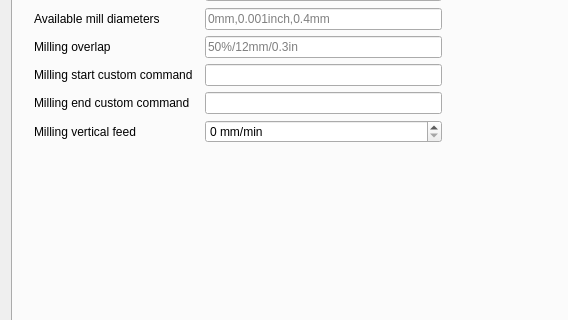
This is mainwindow.ui in pcb2gcode/pcb2gcodeGUI as Qt 5 draws it before an edit; both pictures show x 0 to 568 and y 240 to 560 of the 1007 by 709 pixel window. The edited form follows.
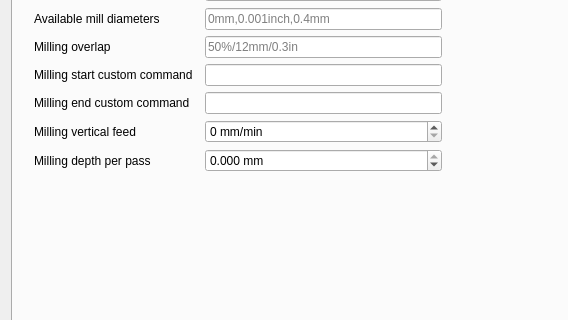
This is the edited form. The open tabs and pages were chosen to show the change.

Commit message: Add --mill-infeed

What changed in the file:
```diff
--- a/mainwindow.ui
+++ b/mainwindow.ui
@@ -1380,6 +1380,44 @@
              </property>
             </widget>
            </item>
+           <item row="11" column="0">
+            <widget class="QLabel" name="millinfeedLabel">
+             <property name="toolTip">
+              <string>&lt;html&gt;&lt;head/&gt;&lt;body&gt;&lt;p&gt;&lt;span style=&quot; font-style:italic;&quot;&gt;--mill-infeed&lt;/span&gt;&lt;/p&gt;&lt;p&gt;Maximum milling depth per pass. PCB may be cut in multiple passes&lt;/p&gt;&lt;/body&gt;&lt;/html&gt;</string>
+             </property>
+             <property name="text">
+              <string>Milling depth per pass</string>
+             </property>
+             <property name="buddy">
+              <cstring>millinfeedDoubleSpinBox</cstring>
+             </property>
+            </widget>
+           </item>
+           <item row="11" column="1">
+            <widget class="QDoubleSpinBox" name="millinfeedDoubleSpinBox">
+             <property name="toolTip">
+              <string>&lt;html&gt;&lt;head/&gt;&lt;body&gt;&lt;p&gt;&lt;span style=&quot; font-style:italic;&quot;&gt;--mill-infeed&lt;/span&gt;&lt;/p&gt;&lt;p&gt;Maximum milling depth per pass. PCB may be cut in multiple passes&lt;/p&gt;&lt;/body&gt;&lt;/html&gt;</string>
+             </property>
+             <property name="suffix">
+              <string> mm</string>
+             </property>
+             <property name="decimals">
+              <number>3</number>
+             </property>
+             <property name="minimum">
+              <double>-1000.000000000000000</double>
+             </property>
+             <property name="maximum">
+              <double>0.000000000000000</double>
+             </property>
+             <property name="singleStep">
+              <double>0.001000000000000</double>
+             </property>
+             <property name="value">
+              <double>0.0000</double>
+             </property>
+            </widget>
+           </item>
            <item row="15" column="0" colspan="2">
             <spacer name="verticalSpacer_3">
              <property name="orientation">
```
Left out of the diff: 1 changed line with no effect on the pictures. The commit also changes 1 other file.
